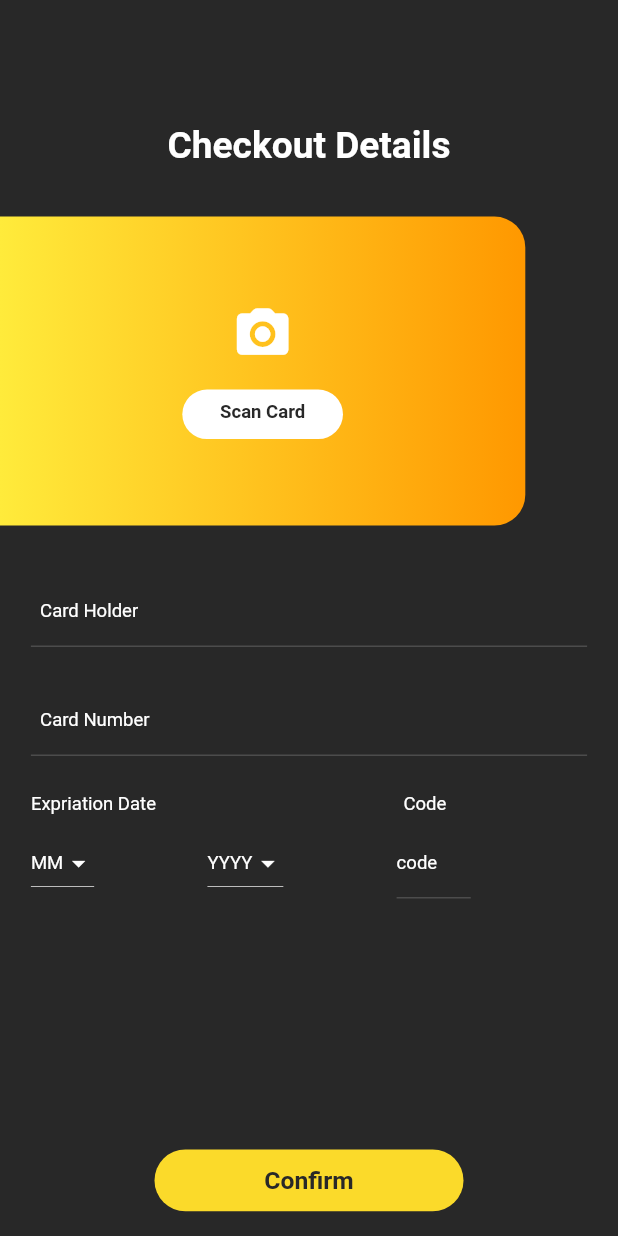
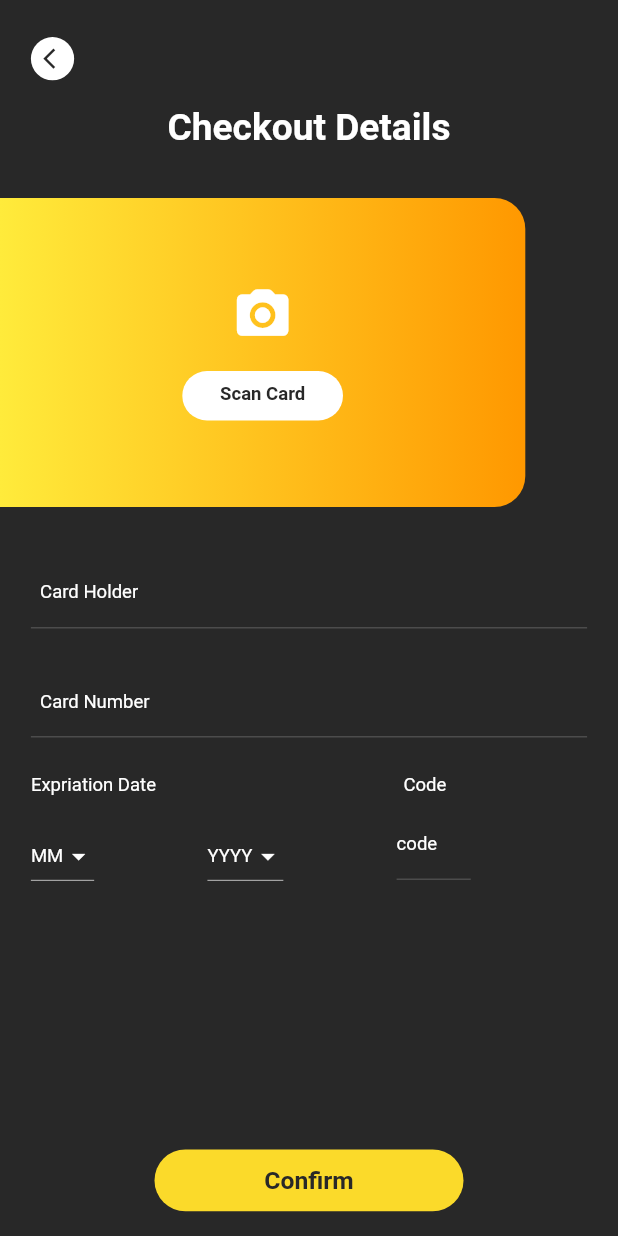
Before and after one commit to naqeeb9a/warehouse-gym, a Flutter app: the CheckoutDetails screen opened directly, on a phone screen of 412 x 824 dp. Run offline on Flutter 3.47's test engine with Material 2 defaults, Android fonts, the phone set to English and light mode, and no system bars; our stand-ins replace carousel_slider, dotted_border, expandable, fl_chart, percent_indicator.

Commit message:
[atif]: checkout_details.dart

```diff
--- a/lib/screens/checkout_details.dart
+++ b/lib/screens/checkout_details.dart
@@ -13,9 +13,8 @@ class CheckoutDetails extends StatefulWidget {
 
 class _CheckoutDetailsState extends State<CheckoutDetails> {
   String dropdownvalue = 'MM';
-  var items = [
-    'MM'
-  ];
+  var items = ['MM'];
+
   @override
   Widget build(BuildContext context) {
     return SafeArea(
@@ -23,19 +22,30 @@ class _CheckoutDetailsState extends State<CheckoutDetails> {
         bottomNavigationBar: Padding(
           padding: EdgeInsets.symmetric(
             horizontal: dynamicWidth(context, 0.04),
-              vertical: dynamicHeight(context, 0.02),),
+            vertical: dynamicHeight(context, 0.02),
+          ),
           child: Row(
             mainAxisAlignment: MainAxisAlignment.center,
             children: [
               colorfulButton1(context, "Confirm", myBlack, myYellow),
             ],
-          ),),
+          ),
+        ),
         backgroundColor: myBlack,
-        body: Align(
+        body: SingleChildScrollView(
+          child: Align(
             alignment: Alignment.bottomCenter,
+            child: Container(
+              height: dynamicHeight(context, .87),
               child: Column(
                 children: [
-              heightBox(context, 0.1),
+                  heightBox(context, 0.03),
+                  Padding(
+                    padding: EdgeInsets.symmetric(
+                        horizontal: dynamicWidth(context, 0.05)),
+                    child: bar(context, true, back: true),
+                  ),
+                  heightBox(context, 0.02),
                   text(context, "Checkout Details", 0.06, myWhite, bold: true),
                   heightBox(context, 0.04),
                   Row(
@@ -116,12 +126,19 @@ class _CheckoutDetailsState extends State<CheckoutDetails> {
                           ),
                           Row(
                             mainAxisAlignment: MainAxisAlignment.spaceBetween,
+                            crossAxisAlignment: CrossAxisAlignment.end,
                             children: [
                               DropdownButton<String>(
                                 value: "MM",
-                            style: TextStyle(color: myWhite,fontSize:dynamicWidth(context, 0.03),),
-                            icon: Icon(Icons.arrow_drop_down_sharp,color:myWhite,size:dynamicWidth(context, 0.05)),
-                            items: <String>['MM', 'B', 'C', 'D'].map((String value) {
+                                style: TextStyle(
+                                  color: myWhite,
+                                  fontSize: dynamicWidth(context, 0.03),
+                                ),
+                                icon: Icon(Icons.arrow_drop_down_sharp,
+                                    color: myWhite,
+                                    size: dynamicWidth(context, 0.05)),
+                                items: <String>['MM', 'B', 'C', 'D']
+                                    .map((String value) {
                                   return DropdownMenuItem<String>(
                                     value: value,
                                     child: Text(value),
@@ -129,7 +146,6 @@ class _CheckoutDetailsState extends State<CheckoutDetails> {
                                 }).toList(),
                                 onChanged: (_) {},
                               ),
-
                               DropdownButton<String>(
                                 value: "YYYY",
                                 style: TextStyle(
@@ -149,30 +165,13 @@ class _CheckoutDetailsState extends State<CheckoutDetails> {
                                 onChanged: (_) {},
                               ),
                               SizedBox(
-                           width:dynamicWidth(context, 0.12),
-                           child: inputTextWidget(context,"code",true),),
+                                width: dynamicWidth(context, 0.12),
+                                child: inputTextWidget(context, "code", true),
+                              ),
                               widthBox(context, 0.005)
                             ],
-
-
                           ),
                           heightBox(context, 0.08),
-
-                      // Container(
-                      //   width: dynamicWidth(context, 0.26),
-                      //   height: dynamicHeight(context, 0.04),
-                      //   decoration: BoxDecoration(
-                      //     color: myWhite,
-                      //     borderRadius: BorderRadius.circular(
-                      //       dynamicWidth(context, 0.05),
-                      //     ),
-                      //   ),
-                      //   padding: EdgeInsets.symmetric(
-                      //     vertical: dynamicHeight(context, 0.01),
-                      //   ),
-                      //   child: text(context, "Scan Card", 0.03, myBlack,
-                      //       bold: true),
-                      // ),
                         ],
                       ),
                     ),
@@ -181,6 +180,8 @@ class _CheckoutDetailsState extends State<CheckoutDetails> {
               ),
             ),
           ),
+        ),
+      ),
     );
   }
 }
--- a/lib/screens/login.dart
+++ b/lib/screens/login.dart
@@ -108,7 +108,7 @@ Widget bar(context, leadingIcon,
           ? Align(
               alignment: Alignment.center,
               child: text(context, centerText, 0.04, myWhite, bold: true))
-          : text(context, "Need Help?", 0.03, myGrey),
+          : text(context, "", 0.03, myGrey),
       centerCheck == true
           ? CircleAvatar(
               radius: dynamicWidth(context, 0.037),
--- a/lib/screens/payment_screen.dart
+++ b/lib/screens/payment_screen.dart
@@ -24,11 +24,11 @@ class _PaymentScreenState extends State<PaymentScreen> {
           alignment: Alignment.bottomCenter,
           child: Padding(
             padding: EdgeInsets.only(
-              bottom: dynamicHeight(context, 0.05),
+              bottom: dynamicHeight(context, 0.035),
             ),
             child: SizedBox(
               width: dynamicWidth(context, .9),
-              height: dynamicHeight(context, .86),
+              height: dynamicHeight(context, .87),
               child: Column(
                 mainAxisAlignment: MainAxisAlignment.spaceEvenly,
                 children: [
@@ -56,7 +56,7 @@ class _PaymentScreenState extends State<PaymentScreen> {
                   paymentCard(context,"Google Pay","https://th.bing.com/th/id/R.fcd16a3389b7f88c4aa5539d33f50646?rik=XMDu%2bWhbTv9Z2Q&riu=http%3a%2f%2fpurepng.com%2fpublic%2fuploads%2flarge%2fpurepng.com-google-pay-gpay-logobrandlogobrand-logoiconssymbolslogosgoogle-681522937443muxmx.png&ehk=T0t7fG5EZDdrGrQa8NAjSkNLTbX4ACe%2fDS0EiktfW8g%3d&risl=&pid=ImgRaw&r=0"),
                   paymentCard(context,"Credit Card","https://th.bing.com/th/id/R.89f8cfd38f504096c6d575ad1b5894bb?rik=IpE%2bfnLGJoA3dQ&pid=ImgRaw&r=0"),
                   paymentCard(context,"By Hand","https://th.bing.com/th/id/R.41c3f0ffc2269cc72359aa486da0c70d?rik=AUZIEAGEVbHabQ&pid=ImgRaw&r=0"),
-                  heightBox(context, 0.02),
+                  heightBox(context, 0.04),
                   colorfulButton(
                     context,
                     "Choose",
```
Lines whose indentation alone changed are shown as unchanged.
